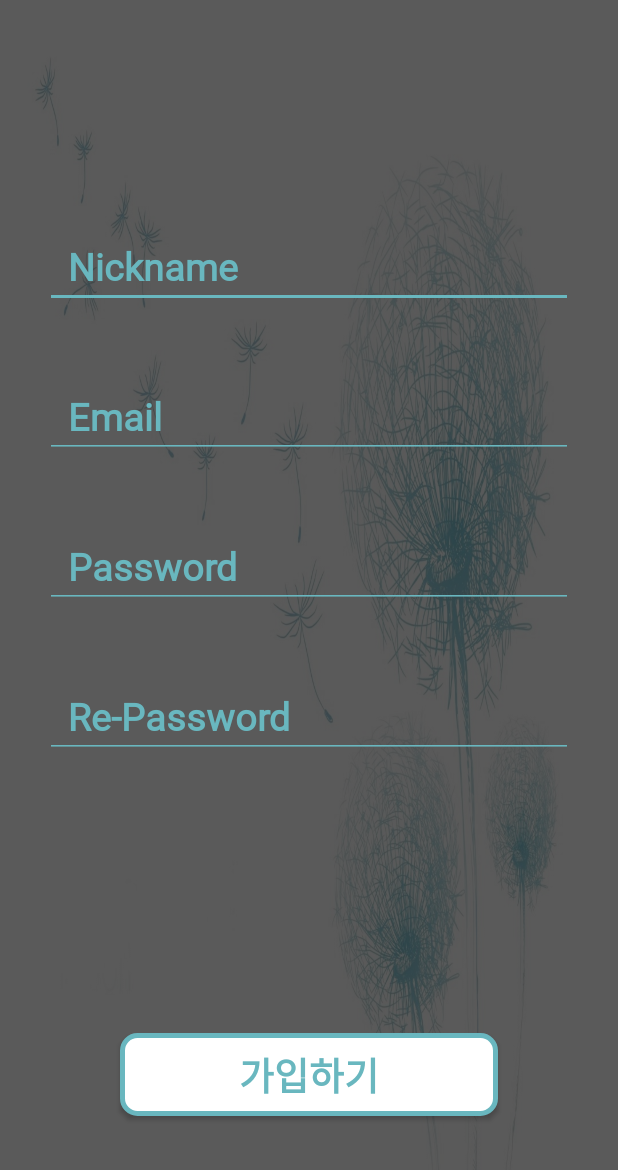
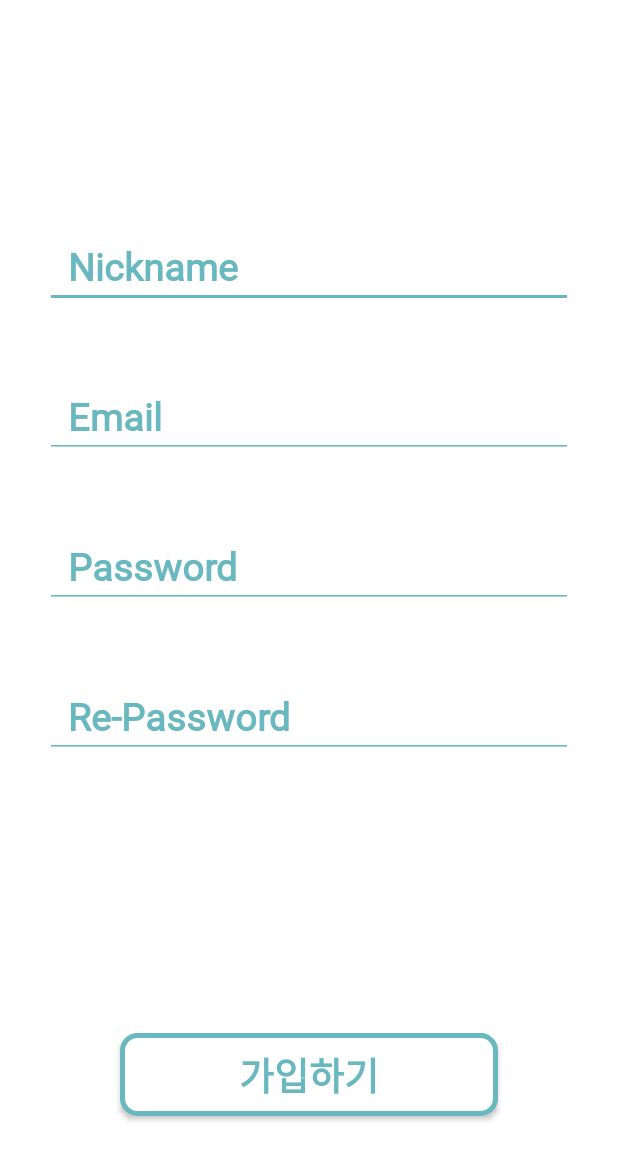
Before and after one commit to thereisname/TravelDiaryProject, an Android app: the layout activity_register.xml on its own in the app's theme, with its tools: preview values and no code run, on a phone screen of 412 x 824 dp. Shown: the top 1170 px of the screen. Run offline under Robolectric (Android 15) with nearby library versions, the phone set to English and light mode, and no system bars.

Commit message:
Changed Register Design

```diff
--- a/app/src/main/res/layout/activity_register.xml
+++ b/app/src/main/res/layout/activity_register.xml
@@ -3,13 +3,8 @@
     android:layout_width="match_parent"
     android:layout_height="match_parent"
     android:gravity="center_horizontal"
+    android:background="@color/white"
     android:orientation="vertical">
-
-    <ImageView
-        android:layout_width="match_parent"
-        android:layout_height="match_parent"
-        android:alpha="0.2"
-        android:background="@drawable/dandelion5" />
 
     <EditText
         android:id="@+id/inputNickName"
--- a/app/src/main/res/values/themes.xml
+++ b/app/src/main/res/values/themes.xml
@@ -65,6 +65,7 @@
     </style>
     <style name="inputEdit_style.register">
         <item name="android:layout_alignParentStart">true</item>
+        <item name="android:textColor">@color/blue2</item>
         <item name="android:layout_alignParentEnd">true</item>
         <item name="android:layout_marginHorizontal">30dp</item>
     </style>
```
